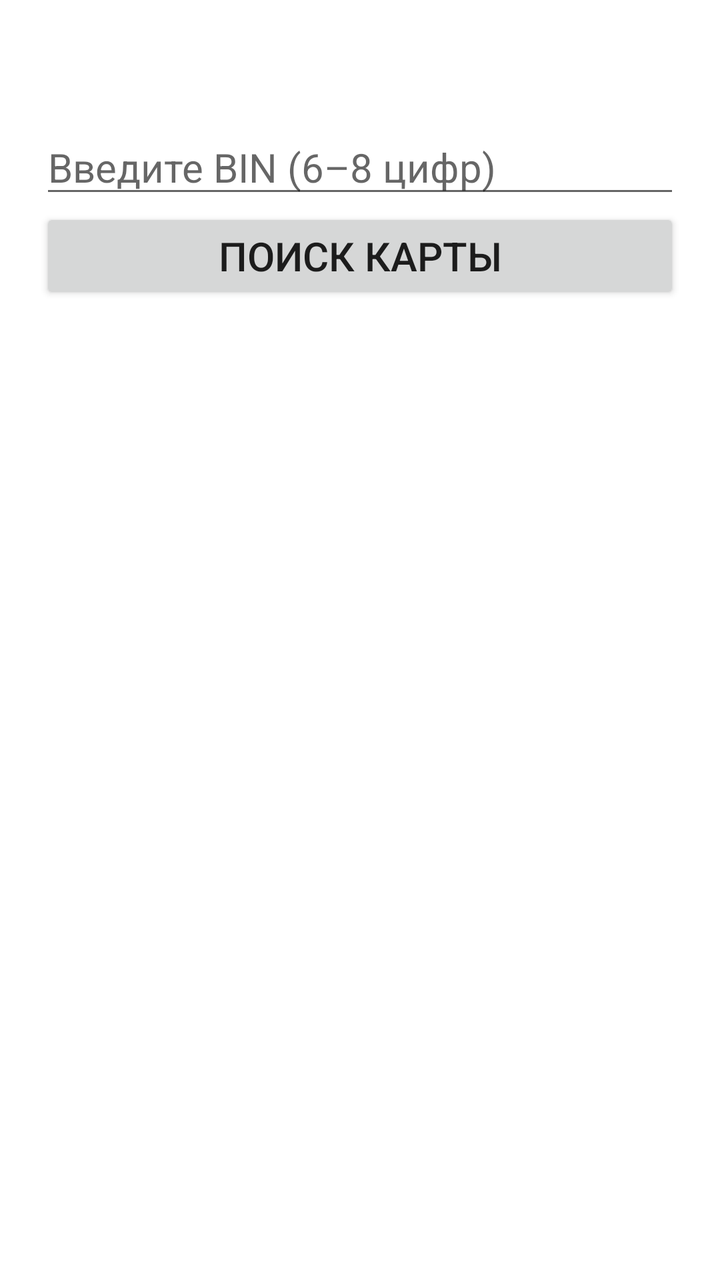
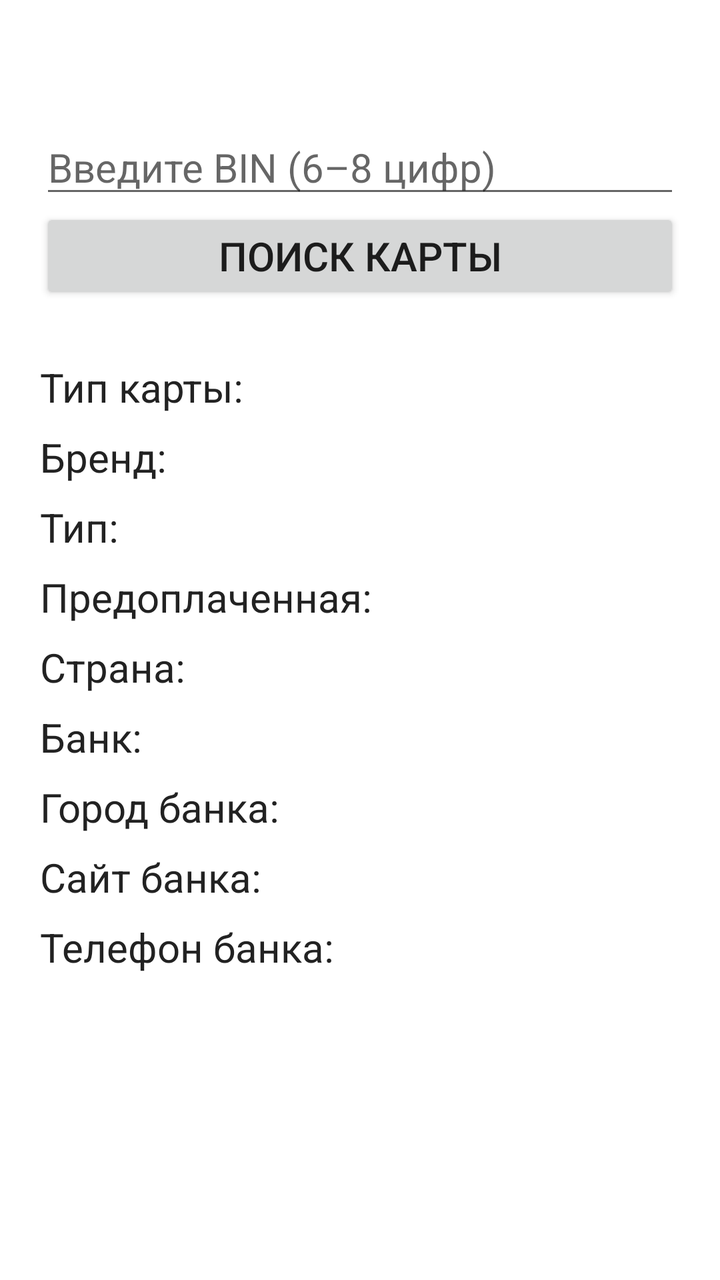

Screens rendered from an Android XML layout before and after an edit, with the pre-edit source and the edit as a unified diff.
<!-- AndroidManifest.xml: fallback theme Theme.MaterialComponents.DayNight.NoActionBar -->
<!-- res/layout/bin_search_fragment.xml -->
<?xml version="1.0" encoding="utf-8"?>
<androidx.constraintlayout.widget.ConstraintLayout xmlns:android="http://schemas.android.com/apk/res/android"
    xmlns:app="http://schemas.android.com/apk/res-auto"
    android:layout_width="match_parent"
    android:layout_height="match_parent">

    <EditText
        android:id="@+id/etBinInput"
        android:layout_width="0dp"
        android:layout_height="wrap_content"
        android:hint="Введите BIN (6–8 цифр)"
        android:textSize="20sp"
        android:inputType="number"
        android:layout_marginTop="60dp"
        android:layout_marginStart="20dp"
        android:layout_marginEnd="20dp"
        app:layout_constraintTop_toTopOf="parent"
        app:layout_constraintStart_toStartOf="parent"
        app:layout_constraintEnd_toEndOf="parent" />


    <Button
        android:id="@+id/btnSearch"
        android:layout_width="0dp"
        android:layout_height="wrap_content"
        android:layout_marginStart="20dp"
        android:layout_marginEnd="20dp"
        android:text="Поиск карты"
        android:textSize="20sp"
        app:layout_constraintEnd_toEndOf="parent"
        app:layout_constraintStart_toStartOf="parent"
        app:layout_constraintTop_toBottomOf="@+id/etBinInput" />

    <ScrollView
        android:id="@+id/resultScrollView"
        android:layout_width="0dp"
        android:layout_height="0dp"
        android:visibility="gone"
        android:layout_margin="20dp"
        app:layout_constraintTop_toBottomOf="@id/btnSearch"
        app:layout_constraintBottom_toBottomOf="parent"
        app:layout_constraintStart_toStartOf="parent"
        app:layout_constraintEnd_toEndOf="parent"
        android:layout_marginTop="24dp">

        <LinearLayout
            android:id="@+id/resultContainer"
            android:layout_width="match_parent"
            android:layout_height="wrap_content"
            android:orientation="vertical">

            <TextView android:id="@+id/tvScheme"
                style="@style/ResultText" android:text="Тип карты: "/>

            <TextView android:id="@+id/tvBrand"
                style="@style/ResultText" android:text="Бренд: "/>

            <TextView android:id="@+id/tvType"
                style="@style/ResultText" android:text="Тип: "/>

            <TextView android:id="@+id/tvPrepaid"
                style="@style/ResultText" android:text="Предоплаченная: "/>

            <TextView android:id="@+id/tvCountry"
                style="@style/ResultText" android:text="Страна: "/>

            <TextView android:id="@+id/tvBankName"
                style="@style/ResultText" android:text="Банк: "/>

            <TextView android:id="@+id/tvBankCity"
                style="@style/ResultText" android:text="Город банка: "/>

            <TextView android:id="@+id/tvBankUrl"
                style="@style/ResultText" android:text="Сайт банка:" android:autoLink="web"/>

            <TextView android:id="@+id/tvBankPhone"
                style="@style/ResultText" android:text="Телефон банка:" android:autoLink="phone"/>

        </LinearLayout>
    </ScrollView>

    <TextView
        android:id="@+id/tvErrorMessage"
        android:layout_width="0dp"
        android:layout_height="wrap_content"
        android:gravity="center"
        android:padding="16dp"
        android:text="Ошибка получения информации с сервера\nПопробуйте ввести другие данные"
        android:textColor="#B00020"
        android:textSize="24sp"
        android:visibility="gone"

        app:layout_constraintEnd_toEndOf="parent"
        app:layout_constraintStart_toStartOf="parent"
        app:layout_constraintTop_toBottomOf="@+id/btnSearch" />

</androidx.constraintlayout.widget.ConstraintLayout>
<!-- resources referenced by this layout -->
<resources>
  <style name="ResultText">
          <item name="android:layout_width">match_parent</item>
          <item name="android:layout_height">wrap_content</item>
          <item name="android:textSize">20sp</item>
          <item name="android:textColor">#222222</item>
          <item name="android:paddingTop">8dp</item>
      </style>
</resources>

<!-- the commit's change to res/layout/bin_search_fragment.xml (unified diff, before → after) -->
@@ -35,7 +35,7 @@
         android:id="@+id/resultScrollView"
         android:layout_width="0dp"
         android:layout_height="0dp"
-        android:visibility="gone"
+        android:visibility="visible"
         android:layout_margin="20dp"
         app:layout_constraintTop_toBottomOf="@id/btnSearch"
         app:layout_constraintBottom_toBottomOf="parent"
